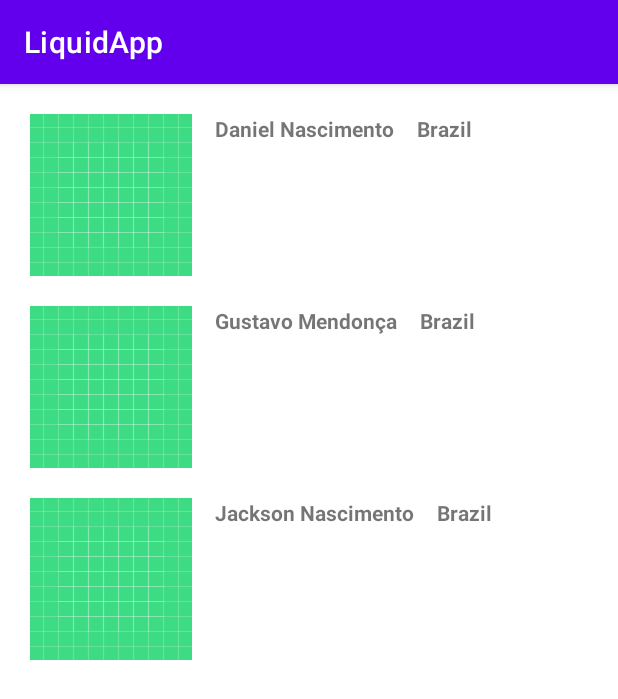
After one commit to dbnascimentof/LiquidApp, an Android app: the PlayersActivity screen opened directly, with no data from a screen before it, on a phone screen of 412 x 824 dp. The commit adds this screen. Shown: the top 699 px of the screen. Run offline under Robolectric (Android 15) with nearby library versions, the phone set to English and light mode, and no system bars.

Commit message:
Implemented Players page while also refactoring some old code.

```diff
--- a/app/src/main/AndroidManifest.xml
+++ b/app/src/main/AndroidManifest.xml
@@ -12,6 +12,13 @@
         android:supportsRtl="true"
         android:theme="@style/Theme.LiquidApp"
         tools:targetApi="31">
+        <activity
+            android:name=".viewmodel.PlayersActivity"
+            android:exported="false">
+            <meta-data
+                android:name="android.app.lib_name"
+                android:value="" />
+        </activity>
         <activity
             android:name=".viewmodel.GamesActivity"
             android:exported="false">
--- /dev/null
+++ b/app/src/main/java/br/com/danielfilho/liquidapp/adapters/PlayerAdapter.java
@@ -0,0 +1,53 @@
+package br.com.danielfilho.liquidapp.adapters;
+
+import android.view.LayoutInflater;
+import android.view.View;
+import android.view.ViewGroup;
+import android.widget.TextView;
+
+import androidx.annotation.NonNull;
+import androidx.recyclerview.widget.RecyclerView;
+
+import java.util.List;
+
+import br.com.danielfilho.liquidapp.R;
+import br.com.danielfilho.liquidapp.model.Game;
+import br.com.danielfilho.liquidapp.model.Player;
+
+public class PlayerAdapter extends RecyclerView.Adapter<PlayerAdapter.GameViewHolder>{
+
+    private List<Player> liquidPlayers;
+
+    public PlayerAdapter(List<Player> liquidPlayers) {
+        this.liquidPlayers = liquidPlayers;
+    }
+
+    @NonNull
+    @Override
+    public GameViewHolder onCreateViewHolder(@NonNull ViewGroup parent, int viewType) {
+        View view = LayoutInflater.from(parent.getContext()).inflate(R.layout.activity_players_list_item, parent, false);
+        return new GameViewHolder(view);
+    }
+
+    @Override
+    public void onBindViewHolder(@NonNull GameViewHolder holder, int position) {
+        TextView playerName = holder.itemView.findViewById(R.id.txt_player_name);
+        TextView playerCountry = holder.itemView.findViewById(R.id.txt_player_country);
+
+        playerName.setText(liquidPlayers.get(position).getName());
+        playerCountry.setText(liquidPlayers.get(position).getCountry());
+
+    }
+
+    @Override
+    public int getItemCount() {
+        return liquidPlayers.size();
+    }
+
+    public static class GameViewHolder extends RecyclerView.ViewHolder {
+
+        public GameViewHolder(@NonNull View itemView) {
+            super(itemView);
+        }
+    }
+}
--- a/app/src/main/java/br/com/danielfilho/liquidapp/viewmodel/MainActivity.java
+++ b/app/src/main/java/br/com/danielfilho/liquidapp/viewmodel/MainActivity.java
@@ -23,8 +23,13 @@ public class MainActivity extends AppCompatActivity {
 
         Button btn_games = findViewById(R.id.btn_games);
         btn_games.setOnClickListener(View -> {
-            Toast.makeText(this, "Click on Game", Toast.LENGTH_LONG).show();
             Intent intent = new Intent(this, GamesActivity.class);
+            startActivity(intent);
+        });
+
+        Button btn_players = findViewById(R.id.btn_players);
+        btn_players.setOnClickListener(View -> {
+            Intent intent = new Intent(this, PlayersActivity.class);
             startActivity(intent);
         });
 
--- /dev/null
+++ b/app/src/main/java/br/com/danielfilho/liquidapp/viewmodel/PlayersActivity.java
@@ -0,0 +1,35 @@
+package br.com.danielfilho.liquidapp.viewmodel;
+
+import androidx.appcompat.app.AppCompatActivity;
+import androidx.recyclerview.widget.LinearLayoutManager;
+import androidx.recyclerview.widget.RecyclerView;
+
+import android.os.Bundle;
+
+import java.util.ArrayList;
+import java.util.List;
+
+import br.com.danielfilho.liquidapp.R;
+import br.com.danielfilho.liquidapp.adapters.PlayerAdapter;
+import br.com.danielfilho.liquidapp.model.Player;
+
+public class PlayersActivity extends AppCompatActivity {
+
+    @Override
+    protected void onCreate(Bundle savedInstanceState) {
+        super.onCreate(savedInstanceState);
+        setContentView(R.layout.activity_players);
+
+        // List of players from Liquid Team.
+        List<Player> liquidPlayers = new ArrayList<>();
+        liquidPlayers.add(new Player("Daniel Nascimento", "dnascimento", 34, "Brazil"));
+        liquidPlayers.add(new Player("Gustavo Mendonça", "guuh", 19, "Brazil"));
+        liquidPlayers.add(new Player("Jackson Nascimento", "Dah", 40, "Brazil"));
+
+        // RecyclerView Configuration
+        RecyclerView rv_players_list = findViewById(R.id.rv_players_list);
+        rv_players_list.setLayoutManager(new LinearLayoutManager(this));
+        rv_players_list.setAdapter(new PlayerAdapter(liquidPlayers));
+
+    }
+}
--- /dev/null
+++ b/app/src/main/res/layout/activity_players.xml
@@ -0,0 +1,20 @@
+<?xml version="1.0" encoding="utf-8"?>
+<androidx.constraintlayout.widget.ConstraintLayout
+    xmlns:android="http://schemas.android.com/apk/res/android"
+    xmlns:app="http://schemas.android.com/apk/res-auto"
+    xmlns:tools="http://schemas.android.com/tools"
+    android:layout_width="match_parent"
+    android:layout_height="match_parent"
+    tools:context=".viewmodel.PlayersActivity">
+
+    <androidx.recyclerview.widget.RecyclerView
+        android:id="@+id/rv_players_list"
+        android:layout_width="match_parent"
+        android:layout_height="match_parent"
+        android:layout_marginBottom="20dp"
+        app:layout_constraintTop_toTopOf="parent"
+        app:layout_constraintStart_toStartOf="parent"
+        app:layout_constraintEnd_toEndOf="parent"
+        tools:listitem="@layout/activity_players_list_item" />
+
+</androidx.constraintlayout.widget.ConstraintLayout>
--- /dev/null
+++ b/app/src/main/res/layout/activity_players_list_item.xml
@@ -0,0 +1,36 @@
+<?xml version="1.0" encoding="utf-8"?>
+<LinearLayout
+    xmlns:android="http://schemas.android.com/apk/res/android"
+    android:layout_width="match_parent"
+    android:layout_height="wrap_content"
+    xmlns:tools="http://schemas.android.com/tools"
+    android:orientation="horizontal"
+    android:layout_marginRight="20dp"
+    android:layout_marginLeft="20dp"
+    android:layout_marginTop="20dp">
+
+    <ImageView
+        android:id="@+id/img_player_image"
+        android:layout_width="wrap_content"
+        android:layout_height="wrap_content"
+        android:src="@drawable/ic_launcher_background"
+        android:layout_marginEnd="15dp"/>
+
+    <TextView
+        android:id="@+id/txt_player_name"
+        android:layout_width="wrap_content"
+        android:layout_height="wrap_content"
+        android:layout_marginEnd="15dp"
+        android:textStyle="bold"
+        tools:text="Game Title"
+        tools:textStyle="bold"/>
+
+    <TextView
+        android:id="@+id/txt_player_country"
+        android:layout_width="wrap_content"
+        android:layout_height="wrap_content"
+        android:textStyle="bold"
+        tools:text="Platform"
+        tools:textStyle="bold"/>
+
+</LinearLayout>
```
